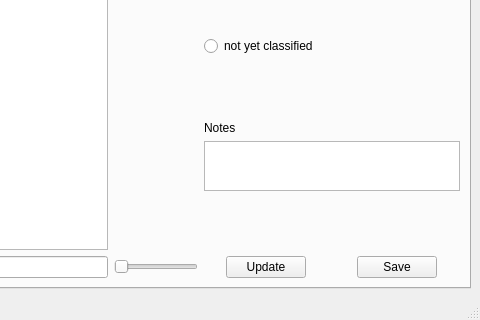
Old version of the form nestor/ui/taggingUI.ui in the repository usnistgov/nestor; both pictures show x 192 to 672 and y 361 to 681 of the 672 by 681 pixel window.
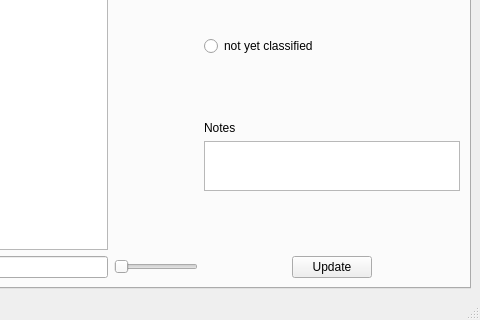
New version of the form.

Commit message: take care of which menu is available and when, alos to able/enable the window when dialog is created

Patch:
```diff
--- a/nestor/ui/taggingUI.ui
+++ b/nestor/ui/taggingUI.ui
@@ -263,13 +263,6 @@
                 </property>
                </widget>
               </item>
-              <item row="0" column="1" alignment="Qt::AlignHCenter">
-               <widget class="QPushButton" name="pushButton_1gram_SaveTableView">
-                <property name="text">
-                 <string>Save</string>
-                </property>
-               </widget>
-              </item>
              </layout>
             </item>
             <item row="2" column="0">
```
The commit also changes 2 other files.
